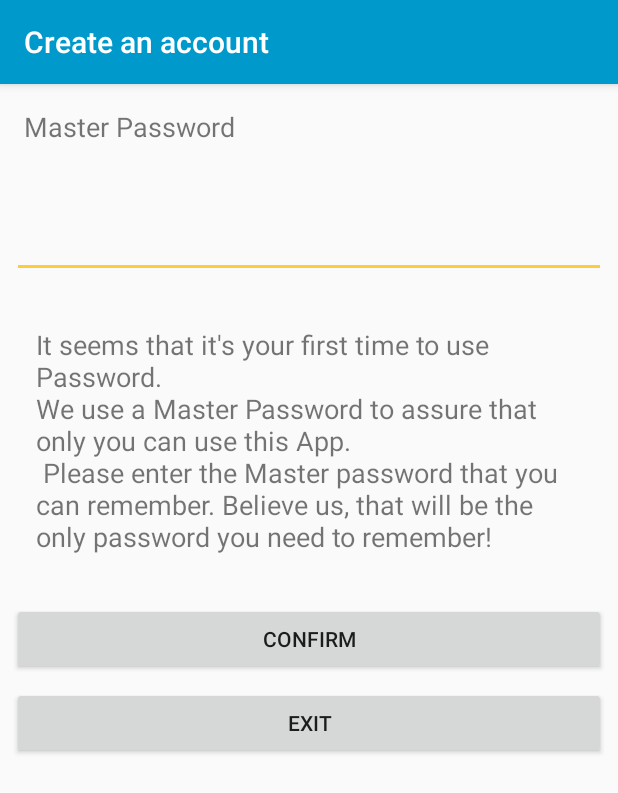
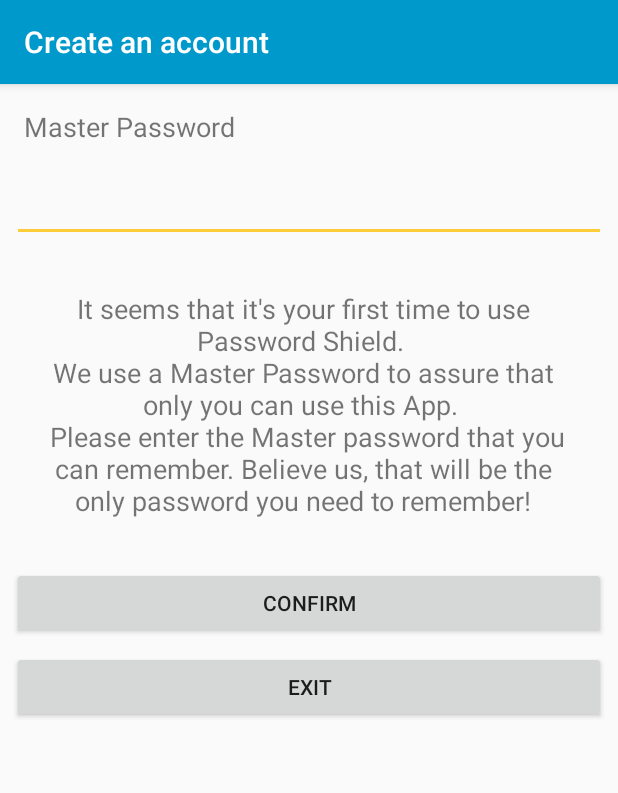
Before and after one commit to Bonlin0/PasswordShield, an Android app: the CreateUserActivity screen opened directly, with no data from a screen before it, on a phone screen of 412 x 824 dp. Shown: the top 793 px of the screen. Run offline under Robolectric (Android 15) with nearby library versions, the phone set to English and light mode, and no system bars.

Commit message:
Password_generator_updated
细微调整口令生成器以及一些小修改

```diff
--- a/PasswordShield_demo0/app/src/main/java/cn/adminzero/passwordshield_demo0/PasswordGeneratorActivity.java
+++ b/PasswordShield_demo0/app/src/main/java/cn/adminzero/passwordshield_demo0/PasswordGeneratorActivity.java
@@ -72,11 +72,10 @@
                 refreshPassword();
             }
 
-
         });
-
         clipboardManager = (ClipboardManager)getSystemService(CLIPBOARD_SERVICE);
-
+        //在活动启动时，调用刷新口令函数
+        refreshPassword();
     }
 
     private void refreshPassword(){
--- a/PasswordShield_demo0/app/src/main/res/layout/activity_create_user.xml
+++ b/PasswordShield_demo0/app/src/main/res/layout/activity_create_user.xml
@@ -49,7 +49,10 @@
             android:layout_marginEnd="8dp"
             android:ems="10"
             android:inputType="textPassword"
-            android:padding="24dp"
+            android:paddingStart="24dp"
+            android:paddingTop="12dp"
+            android:paddingEnd="24dp"
+            android:paddingBottom="12dp"
             app:layout_constraintEnd_toEndOf="parent"
             app:layout_constraintStart_toStartOf="parent"
             app:layout_constraintTop_toBottomOf="@+id/master_password_create_text" />
@@ -62,6 +65,7 @@
             android:layout_marginEnd="8dp"
             android:padding="24dp"
             android:text="@string/create_user_hint"
+            android:textAlignment="center"
             android:textSize="18sp"
             app:layout_constraintEnd_toEndOf="parent"
             app:layout_constraintStart_toStartOf="parent"
--- a/PasswordShield_demo0/app/src/main/res/layout/activity_password_generator.xml
+++ b/PasswordShield_demo0/app/src/main/res/layout/activity_password_generator.xml
@@ -54,6 +54,8 @@
             android:padding="16dp"
             android:paddingTop="48dp"
             android:text="@string/place_holder"
+            android:textAlignment="center"
+            android:textAppearance="@style/TextAppearance.AppCompat.Body1"
             android:textColor="@android:color/background_dark"
             android:textSize="30sp"
             app:layout_constraintEnd_toEndOf="parent"
@@ -119,6 +121,7 @@
             android:layout_marginStart="8dp"
             android:layout_marginTop="8dp"
             android:layout_marginEnd="8dp"
+            android:checked="true"
             android:onClick="onClickRefreshButton"
             android:paddingStart="8dp"
             android:paddingTop="8dp"
@@ -138,6 +141,7 @@
             android:layout_marginStart="8dp"
             android:layout_marginTop="8dp"
             android:layout_marginEnd="8dp"
+            android:checked="true"
             android:onClick="onClickRefreshButton"
             android:paddingStart="8dp"
             android:paddingTop="8dp"
@@ -174,6 +178,7 @@
             android:layout_marginStart="8dp"
             android:layout_marginTop="8dp"
             android:layout_marginEnd="8dp"
+            android:checked="true"
             android:onClick="onClickRefreshButton"
             android:paddingStart="8dp"
             android:paddingTop="8dp"
--- a/PasswordShield_demo0/app/src/main/res/values/strings.xml
+++ b/PasswordShield_demo0/app/src/main/res/values/strings.xml
@@ -83,7 +83,7 @@
     <string name="exit">Exit</string>
 
     <!-- Create User activity -->
-    <string name="create_user_hint">It seems that it\'s your first time to use Password. \nWe
+    <string name="create_user_hint">It seems that it\'s your first time to use Password Shield. \nWe
         use a Master Password to assure that only you can use this App. \n
         Please enter the Master password that you can remember. Believe us, that will be the only
         password you need to remember!</string>
```
